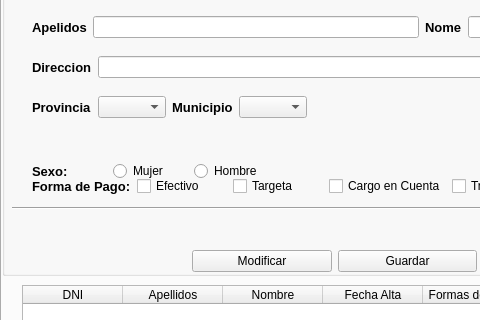
Qt form window.ui (PortelaAtenea/BasicInterface) before a commit; both pictures show x 0 to 480 and y 200 to 520 of the 900 by 700 pixel window.
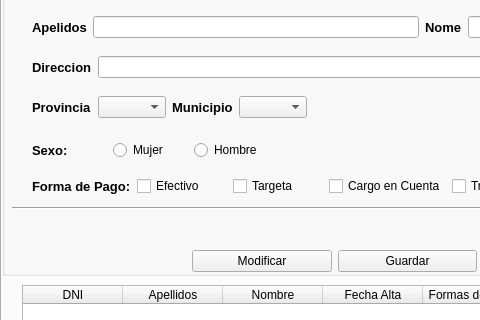
The same form after that commit. Icons and pictures are not drawn.

```diff
--- a/window.ui
+++ b/window.ui
@@ -285,7 +285,7 @@
          <x>30</x>
          <y>220</y>
          <width>237</width>
-         <height>73</height>
+         <height>31</height>
         </rect>
        </property>
        <layout class="QHBoxLayout" name="horizontalLayout_4">
```
